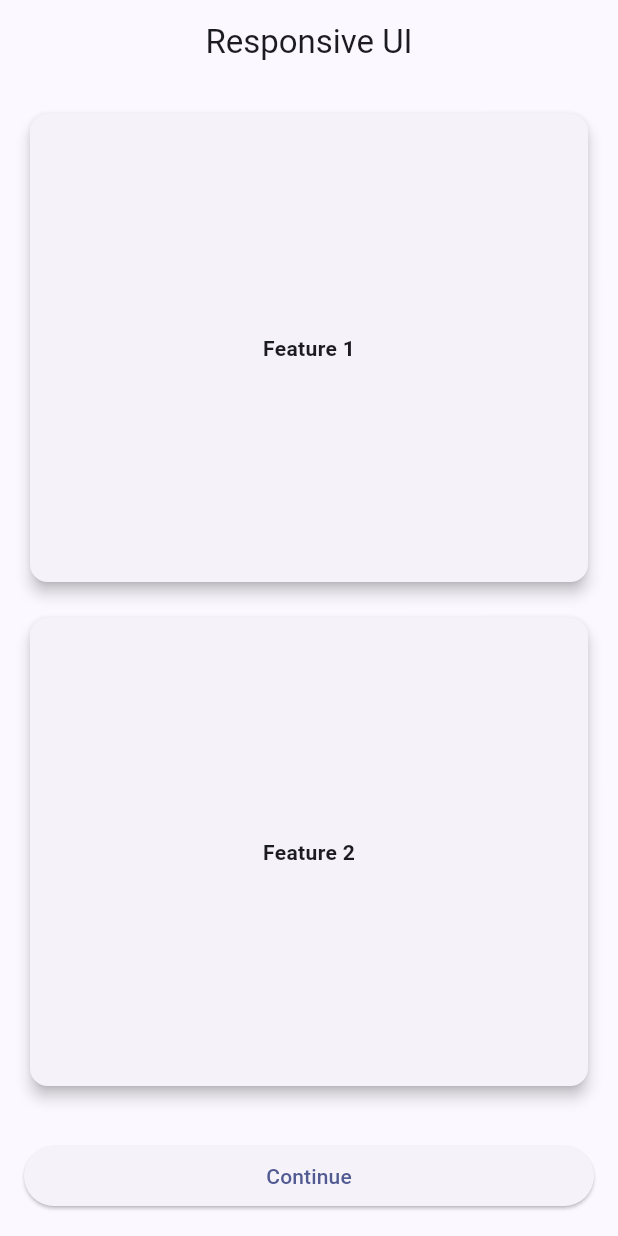
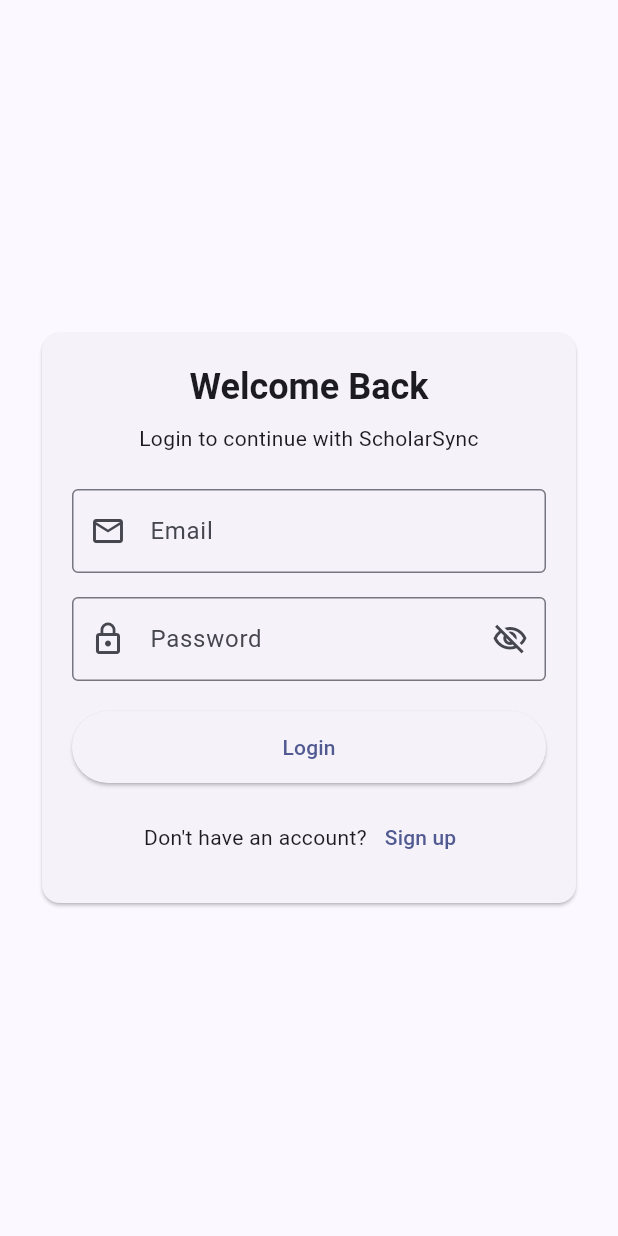
Before and after one commit to kalviumcommunity/S75-0226-SAT-Flutter-Firebase-ScholarSync, a Flutter app: the screen it shows after launch, on a phone screen of 412 x 824 dp. Run offline on Flutter 3.47's test engine with Material 3 defaults, Android fonts, the phone set to English and light mode, and no system bars; our stand-ins replace firebase_auth, firebase_core; accounts and stored records are empty.

Commit message:
feat: integrated Firebase Auth and Firestore with working login and data flow

```diff
--- a/lib/main.dart
+++ b/lib/main.dart
@@ -1,7 +1,15 @@
-import 'screens/responsive_home.dart';
+import 'package:firebase_core/firebase_core.dart';
+import 'package:firebase_auth/firebase_auth.dart';
 import 'package:flutter/material.dart';
+import 'firebase_options.dart';
+import 'screens/dashboard_screen.dart';
+import 'screens/login_screen.dart';
 
-void main() {
+void main() async {
+  WidgetsFlutterBinding.ensureInitialized();
+  await Firebase.initializeApp(
+    options: DefaultFirebaseOptions.currentPlatform,
+  );
   runApp(const MyApp());
 }
 
@@ -16,79 +24,33 @@
         colorScheme: ColorScheme.fromSeed(seedColor: Colors.indigo),
         useMaterial3: true,
       ),
-      home: const ResponsiveHome(),
+      home: const AuthGate(),
 
     );
   }
 }
 
-class WelcomePage extends StatefulWidget {
-  const WelcomePage({super.key});
-
-  @override
-  State<WelcomePage> createState() => _WelcomePageState();
-}
-
-class _WelcomePageState extends State<WelcomePage> {
-  bool _isWelcomed = false;
-
-  void _toggleWelcome() {
-    setState(() {
-      _isWelcomed = !_isWelcomed;
-    });
-  }
+class AuthGate extends StatelessWidget {
+  const AuthGate({super.key});
 
   @override
   Widget build(BuildContext context) {
-    final Color accentColor = _isWelcomed ? Colors.teal : Colors.indigo;
+    return StreamBuilder<User?>(
+      stream: FirebaseAuth.instance.authStateChanges(),
+      builder: (context, snapshot) {
+        if (snapshot.connectionState == ConnectionState.waiting) {
+          return const Scaffold(
+            body: Center(child: CircularProgressIndicator()),
+          );
+        }
 
-    return Scaffold(
-      appBar: AppBar(
-        title: const Text('Welcome'),
-        backgroundColor: Theme.of(context).colorScheme.inversePrimary,
-      ),
-      body: Center(
-        child: Column(
-          mainAxisAlignment: MainAxisAlignment.center,
-          crossAxisAlignment: CrossAxisAlignment.center,
-          children: [
-            Text(
-              'ScholarSync',
-              style: Theme.of(context).textTheme.headlineLarge?.copyWith(
-                    color: accentColor,
-                    fontWeight: FontWeight.bold,
-                  ),
-            ),
-            const SizedBox(height: 16),
-            Icon(
-              Icons.school_rounded,
-              size: 96,
-              color: accentColor,
-            ),
-            const SizedBox(height: 16),
-            Text(
-              _isWelcomed
-                  ? 'Glad to have you here!'
-                  : 'Tap the button to get started.',
-              style: Theme.of(context).textTheme.titleMedium,
-              textAlign: TextAlign.center,
-            ),
-            const SizedBox(height: 24),
-            ElevatedButton(
-              onPressed: _toggleWelcome,
-              style: ElevatedButton.styleFrom(
-                backgroundColor: accentColor,
-                foregroundColor: Colors.white,
-                padding: const EdgeInsets.symmetric(
-                  horizontal: 24,
-                  vertical: 12,
-                ),
-              ),
-              child: Text(_isWelcomed ? 'Reset' : 'Welcome Me'),
-            ),
-          ],
-        ),
-      ),
+        final user = snapshot.data;
+        if (user == null) {
+          return const LoginScreen();
+        }
+
+        return DashboardScreen(user: user);
+      },
     );
   }
 }
--- /dev/null
+++ b/lib/screens/login_screen.dart
@@ -0,0 +1,182 @@
+import 'package:flutter/material.dart';
+import 'package:firebase_auth/firebase_auth.dart';
+
+import '../services/auth_service.dart';
+import 'signup_screen.dart';
+
+class LoginScreen extends StatefulWidget {
+  const LoginScreen({super.key});
+
+  @override
+  State<LoginScreen> createState() => _LoginScreenState();
+}
+
+class _LoginScreenState extends State<LoginScreen> {
+  final _formKey = GlobalKey<FormState>();
+  final _emailController = TextEditingController();
+  final _passwordController = TextEditingController();
+  final _authService = AuthService();
+
+  bool _isLoading = false;
+  bool _obscurePassword = true;
+
+  @override
+  void dispose() {
+    _emailController.dispose();
+    _passwordController.dispose();
+    super.dispose();
+  }
+
+  Future<void> _login() async {
+    if (!_formKey.currentState!.validate()) return;
+
+    setState(() => _isLoading = true);
+
+    try {
+      await _authService.signInWithEmailAndPassword(
+        email: _emailController.text,
+        password: _passwordController.text,
+      );
+    } on FirebaseAuthException catch (error) {
+      if (!mounted) return;
+      ScaffoldMessenger.of(context).showSnackBar(
+        SnackBar(content: Text(_authService.getFriendlyErrorMessage(error))),
+      );
+    } catch (error) {
+      if (!mounted) return;
+      ScaffoldMessenger.of(context).showSnackBar(
+        const SnackBar(content: Text('Something went wrong. Please try again.')),
+      );
+    } finally {
+      if (mounted) {
+        setState(() => _isLoading = false);
+      }
+    }
+  }
+
+  @override
+  Widget build(BuildContext context) {
+    final theme = Theme.of(context);
+
+    return Scaffold(
+      body: Center(
+        child: SingleChildScrollView(
+          padding: const EdgeInsets.symmetric(horizontal: 24, vertical: 16),
+          child: ConstrainedBox(
+            constraints: const BoxConstraints(maxWidth: 420),
+            child: Card(
+              child: Padding(
+                padding: const EdgeInsets.all(20),
+                child: Form(
+                  key: _formKey,
+                  child: Column(
+                    crossAxisAlignment: CrossAxisAlignment.stretch,
+                    children: [
+                      Text(
+                        'Welcome Back',
+                        textAlign: TextAlign.center,
+                        style: theme.textTheme.headlineSmall?.copyWith(
+                          fontWeight: FontWeight.bold,
+                        ),
+                      ),
+                      const SizedBox(height: 8),
+                      Text(
+                        'Login to continue with ScholarSync',
+                        textAlign: TextAlign.center,
+                        style: theme.textTheme.bodyMedium,
+                      ),
+                      const SizedBox(height: 24),
+                      TextFormField(
+                        controller: _emailController,
+                        keyboardType: TextInputType.emailAddress,
+                        decoration: const InputDecoration(
+                          labelText: 'Email',
+                          prefixIcon: Icon(Icons.email_outlined),
+                          border: OutlineInputBorder(),
+                        ),
+                        validator: (value) {
+                          if (value == null || value.trim().isEmpty) {
+                            return 'Please enter email';
+                          }
+                          if (!value.contains('@')) {
+                            return 'Please enter a valid email';
+                          }
+                          return null;
+                        },
+                      ),
+                      const SizedBox(height: 16),
+                      TextFormField(
+                        controller: _passwordController,
+                        obscureText: _obscurePassword,
+                        decoration: InputDecoration(
+                          labelText: 'Password',
+                          prefixIcon: const Icon(Icons.lock_outline),
+                          suffixIcon: IconButton(
+                            onPressed: () {
+                              setState(() {
+                                _obscurePassword = !_obscurePassword;
+                              });
+                            },
+                            icon: Icon(
+                              _obscurePassword
+                                  ? Icons.visibility_off_outlined
+                                  : Icons.visibility_outlined,
+                            ),
+                          ),
+                          border: const OutlineInputBorder(),
+                        ),
+                        validator: (value) {
+                          if (value == null || value.isEmpty) {
+                            return 'Please enter password';
+                          }
+                          if (value.length < 6) {
+                            return 'Password must be at least 6 characters';
+                          }
+                          return null;
+                        },
+                      ),
+                      const SizedBox(height: 20),
+                      SizedBox(
+                        height: 48,
+                        child: ElevatedButton(
+                          onPressed: _isLoading ? null : _login,
+                          child: _isLoading
+                              ? const SizedBox(
+                                  width: 20,
+                                  height: 20,
+                                  child: CircularProgressIndicator(strokeWidth: 2),
+                                )
+                              : const Text('Login'),
+                        ),
+                      ),
+                      const SizedBox(height: 12),
+                      Row(
+                        mainAxisAlignment: MainAxisAlignment.center,
+                        children: [
+                          const Text("Don't have an account?"),
+                          TextButton(
+                            onPressed: _isLoading
+                                ? null
+                                : () {
+                                    Navigator.pushReplacement(
+                                      context,
+                                      MaterialPageRoute(
+                                        builder: (_) => const SignupScreen(),
+                                      ),
+                                    );
+                                  },
+                            child: const Text('Sign up'),
+                          ),
+                        ],
+                      ),
+                    ],
+                  ),
+                ),
+              ),
+            ),
+          ),
+        ),
+      ),
+    );
+  }
+}
--- /dev/null
+++ b/lib/services/auth_service.dart
@@ -0,0 +1,55 @@
+import 'package:firebase_auth/firebase_auth.dart';
+
+class AuthService {
+  final FirebaseAuth _auth = FirebaseAuth.instance;
+
+  String getFriendlyErrorMessage(FirebaseAuthException error) {
+    switch (error.code) {
+      case 'invalid-email':
+        return 'Invalid email format.';
+      case 'user-disabled':
+        return 'This user account has been disabled.';
+      case 'user-not-found':
+        return 'No account found for this email.';
+      case 'wrong-password':
+      case 'invalid-credential':
+        return 'Email or password is incorrect.';
+      case 'email-already-in-use':
+        return 'This email is already registered.';
+      case 'weak-password':
+        return 'Password is too weak. Use at least 6 characters.';
+      case 'operation-not-allowed':
+        return 'Email/password sign-in is not enabled in Firebase.';
+      case 'too-many-requests':
+        return 'Too many attempts. Please try again later.';
+      case 'network-request-failed':
+        return 'Network error. Check your internet connection.';
+      default:
+        return error.message ?? 'Authentication failed. Please try again.';
+    }
+  }
+
+  Future<UserCredential> signUpWithEmailAndPassword({
+    required String email,
+    required String password,
+  }) async {
+    return _auth.createUserWithEmailAndPassword(
+      email: email.trim(),
+      password: password,
+    );
+  }
+
+  Future<UserCredential> signInWithEmailAndPassword({
+    required String email,
+    required String password,
+  }) async {
+    return _auth.signInWithEmailAndPassword(
+      email: email.trim(),
+      password: password,
+    );
+  }
+
+  Future<void> signOut() async {
+    await _auth.signOut();
+  }
+}
--- a/pubspec.yaml
+++ b/pubspec.yaml
@@ -30,6 +30,9 @@
 dependencies:
   flutter:
     sdk: flutter
+  firebase_core: ^3.15.2
+  firebase_auth: ^5.0.0
+  cloud_firestore: ^5.0.0
 
   # The following adds the Cupertino Icons font to your application.
   # Use with the CupertinoIcons class for iOS style icons.
```
Also changed, not shown: lib/screens/dashboard_screen.dart (added, +89 -0 lines), lib/screens/signup_screen.dart (added, +182 -0 lines), firebase.json (added), lib/firebase_options.dart (added), pubspec.lock, 6 other files.
